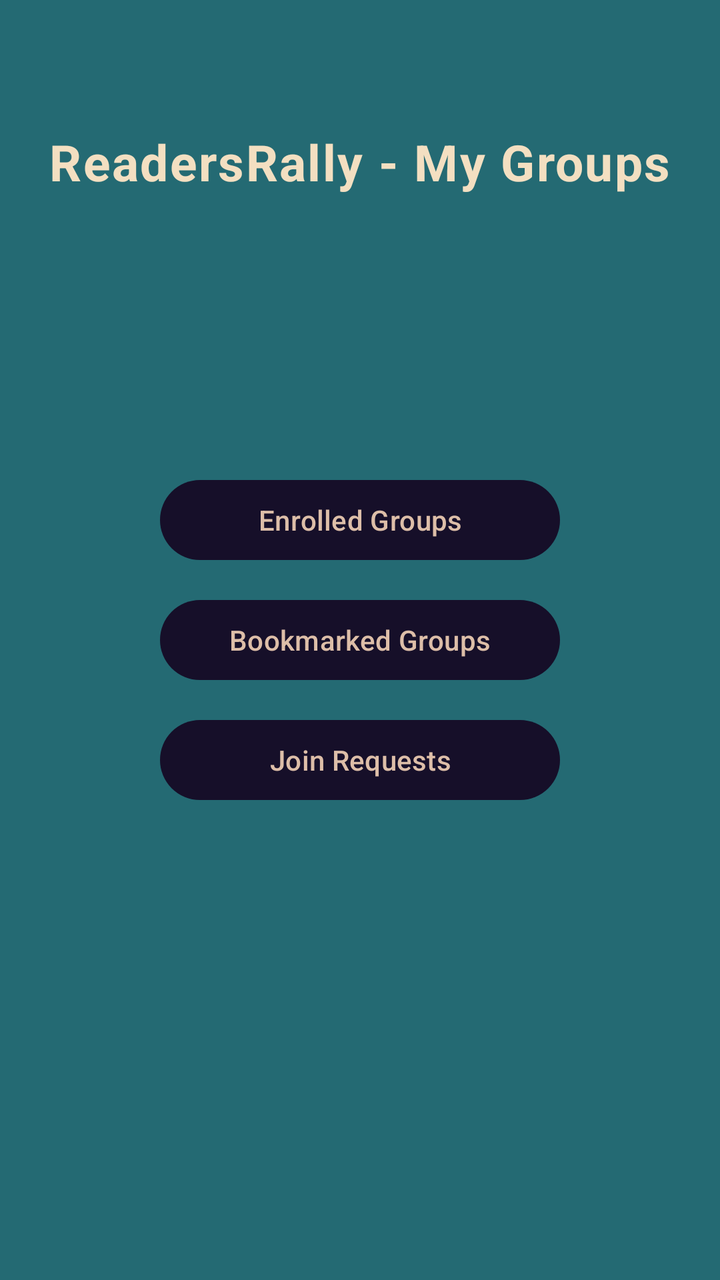
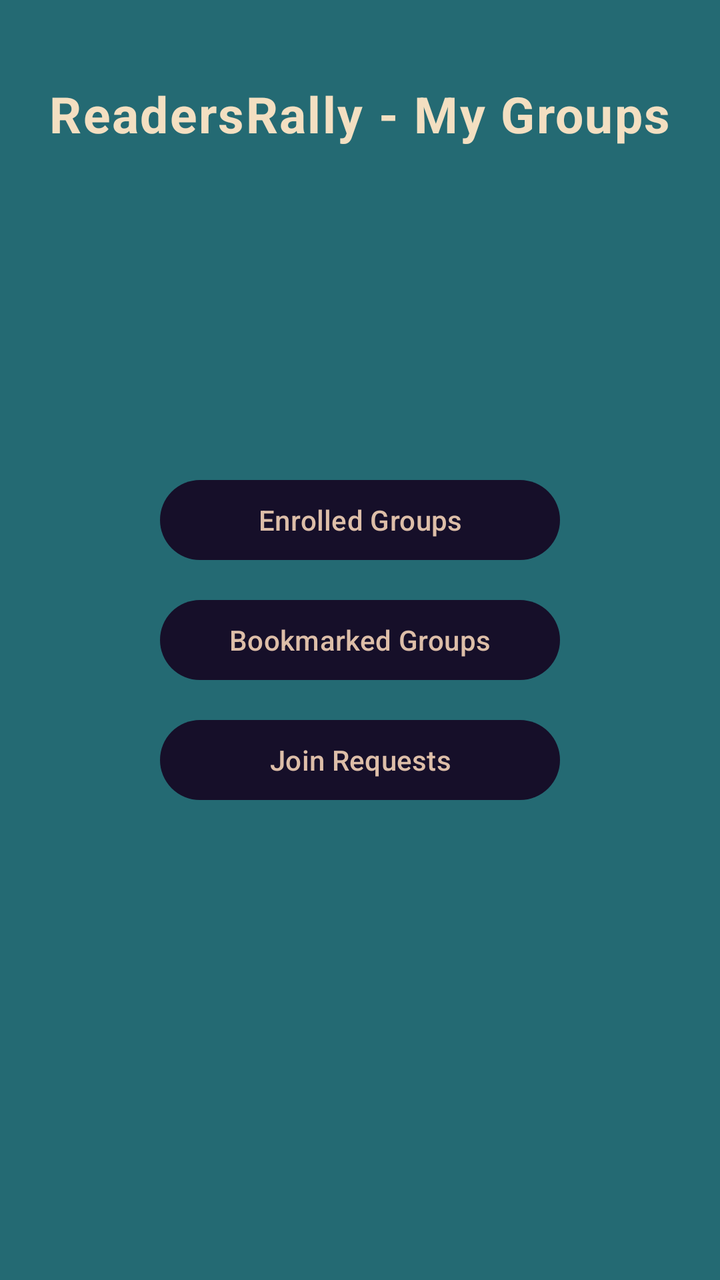

Two renders of the same Android screen: before a commit and after it. Below are the layout's source before the change and the commit's diff.
<!-- AndroidManifest.xml: application theme Theme.ReadersRally -->
<!-- res/layout/activity_my_groups.xml -->
<?xml version="1.0" encoding="utf-8"?>
<androidx.constraintlayout.widget.ConstraintLayout xmlns:android="http://schemas.android.com/apk/res/android"
    xmlns:app="http://schemas.android.com/apk/res-auto"
    xmlns:tools="http://schemas.android.com/tools"
    android:id="@+id/linearLayout"
    android:fitsSystemWindows="true"
    android:layout_width="match_parent"
    android:layout_height="match_parent">

    <TextView
        android:id="@+id/myGroupsHeader"
        style="@style/HeaderTextStyle"
        android:layout_width="wrap_content"
        android:layout_height="wrap_content"
        android:text="@string/my_groups_header"
        android:layout_marginTop="48dp"
        app:layout_constraintEnd_toEndOf="parent"
        app:layout_constraintStart_toStartOf="parent"
        app:layout_constraintTop_toTopOf="parent" />

    <LinearLayout
        android:layout_width="wrap_content"
        android:layout_height="wrap_content"
        android:orientation="vertical"
        app:layout_constraintBottom_toBottomOf="parent"
        app:layout_constraintEnd_toEndOf="parent"
        app:layout_constraintStart_toStartOf="parent"
        app:layout_constraintTop_toTopOf="parent">

        <Button
            android:id="@+id/enrolledGroupsButton"
            android:layout_width="200dp"
            android:layout_height="48dp"
            android:text="Enrolled Groups" />

        <Button
            android:id="@+id/bookmarkedGroupsButton"
            android:layout_width="200dp"
            android:layout_height="48dp"
            android:layout_marginTop="12dp"
            android:text="Bookmarked Groups" />

        <Button
            android:id="@+id/joinRequestsButton"
            android:layout_width="200dp"
            android:layout_height="48dp"
            android:layout_marginTop="12dp"
            android:text="Join Requests" />
    </LinearLayout>

</androidx.constraintlayout.widget.ConstraintLayout>
<!-- resources referenced by this layout -->
<resources>
  <string name="my_groups_header">ReadersRally - My Groups</string>
  <style name="HeaderTextStyle" parent="Widget.Material3.CheckedTextView">
          <item name="android:textSize"> 25sp </item>
          <item name="android:textStyle">bold</item>
          <item name="android:textColor">@color/beige</item>
          <item name="android:gravity">center</item>
          <item name="android:padding">16dp</item>
          <item name="layout_constraintTop_toTopOf">parent</item>
          <item name="layout_constraintStart_toStartOf">parent</item>
          <item name="layout_constraintEnd_toEndOf">parent</item>
  
      </style>
  <style name="Theme.ReadersRally" parent="Base.Theme.ReadersRally" />
  <color name="beige">#F3DFC1</color>
  <style name="Base.Theme.ReadersRally" parent="Theme.Material3.DayNight.NoActionBar">
          
          
          <item name="android:textColor">@color/beige</item> 
          <item name="android:windowBackground">@color/dark_teal</item> 
          <item name="colorSurface">@color/light_teal</item> 
          <item name="materialButtonStyle">@style/Widget.AppCompat.Button</item> 
  
      </style>
  <color name="dark_teal">#246A73</color>
  <color name="light_teal">#368F8B</color>
  <style name="Widget.AppCompat.Button" parent="Widget.Material3.Button">
          <item name="backgroundTint">@color/dark_violet</item>
          <item name="android:textColor">@color/dark_beige</item>
          <item name="android:gravity">center</item>
      </style>
  <color name="dark_violet">#160F29</color>
  <color name="dark_beige">#DDBEA8</color>
</resources>

<!-- the commit's change to res/layout/activity_my_groups.xml (unified diff, before → after) -->
@@ -13,7 +13,6 @@
         android:layout_width="wrap_content"
         android:layout_height="wrap_content"
         android:text="@string/my_groups_header"
-        android:layout_marginTop="48dp"
         app:layout_constraintEnd_toEndOf="parent"
         app:layout_constraintStart_toStartOf="parent"
         app:layout_constraintTop_toTopOf="parent" />
<!-- resource entries referenced after the edit -->
@@ -7,6 +7,7 @@
           <item name="android:textColor">@color/beige</item>
           <item name="android:gravity">center</item>
           <item name="android:padding">16dp</item>
+          <item name="android:layout_marginTop">24dp</item>
           <item name="layout_constraintTop_toTopOf">parent</item>
           <item name="layout_constraintStart_toStartOf">parent</item>
           <item name="layout_constraintEnd_toEndOf">parent</item>
